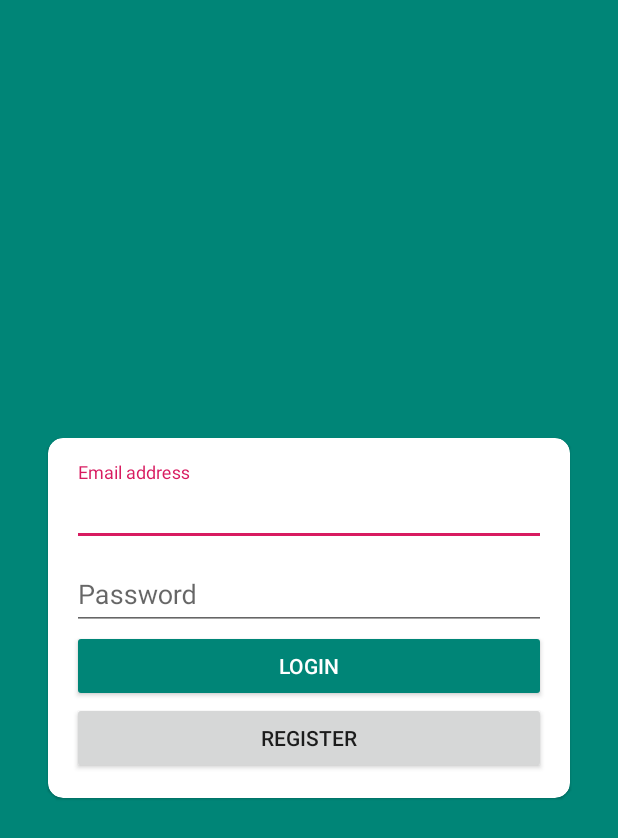
After one commit to ngabovictor/Bookin, an Android app: the LoginActivity screen opened directly, with no data from a screen before it, on a phone screen of 412 x 824 dp. The commit adds this screen. Shown: the top 838 px of the screen. Run offline under Robolectric (Android 15) with nearby library versions, the phone set to English and light mode, and no system bars; our stand-ins replace Firebase (no records; nobody signed in at launch, a user with empty details on screens opened directly).

Commit message:
Added login and register functionality

```diff
--- a/app/build.gradle
+++ b/app/build.gradle
@@ -1,4 +1,5 @@
 apply plugin: 'com.android.application'
+apply plugin: 'com.google.gms.google-services'
 
 android {
     compileSdkVersion 28
@@ -22,7 +23,12 @@ dependencies {
     implementation fileTree(dir: 'libs', include: ['*.jar'])
     implementation 'com.android.support:appcompat-v7:28.0.0'
     implementation 'com.android.support.constraint:constraint-layout:1.1.3'
+    implementation 'com.google.firebase:firebase-auth:16.0.5'
     testImplementation 'junit:junit:4.12'
     androidTestImplementation 'com.android.support.test:runner:1.0.2'
     androidTestImplementation 'com.android.support.test.espresso:espresso-core:3.0.2'
+    implementation 'com.android.support:recyclerview-v7:28.0.0'
+    implementation 'com.android.support:design:28.0.0'
+    implementation 'com.android.support:cardview-v7:28.0.0'
+    implementation 'com.android.support:support-v4:28.0.0'
 }
--- a/app/src/main/AndroidManifest.xml
+++ b/app/src/main/AndroidManifest.xml
@@ -9,6 +9,7 @@
         android:roundIcon="@mipmap/ic_launcher_round"
         android:supportsRtl="true"
         android:theme="@style/AppTheme">
+        <activity android:name=".LoginActivity"></activity>
         <activity android:name=".MainActivity">
             <intent-filter>
                 <action android:name="android.intent.action.MAIN" />
--- /dev/null
+++ b/app/src/main/java/com/example/bookin/LoginActivity.java
@@ -0,0 +1,131 @@
+package com.example.bookin;
+
+import android.content.Context;
+import android.content.Intent;
+import android.support.annotation.NonNull;
+import android.support.v7.app.AppCompatActivity;
+import android.os.Bundle;
+import android.view.View;
+import android.widget.Button;
+import android.widget.EditText;
+import android.widget.ProgressBar;
+import android.widget.Toast;
+
+import com.google.android.gms.tasks.OnCompleteListener;
+import com.google.android.gms.tasks.Task;
+import com.google.firebase.auth.AuthResult;
+import com.google.firebase.auth.FirebaseAuth;
+
+public class LoginActivity extends AppCompatActivity {
+
+    private FirebaseAuth firebaseAuth;
+    private Context context;
+
+    EditText emailView, passwordView;
+    Button loginBtn;
+    Button registerBtn;
+    ProgressBar loginProgressBar, registerProgressBar;
+
+    @Override
+    protected void onCreate(Bundle savedInstanceState) {
+        super.onCreate(savedInstanceState);
+        setContentView(R.layout.activity_login);
+        context = this;
+        firebaseAuth = FirebaseAuth.getInstance();
+
+        emailView = findViewById(R.id.email_view);
+        passwordView = findViewById(R.id.password_view);
+        loginBtn = findViewById(R.id.login_btn);
+        registerBtn = findViewById(R.id.register_btn);
+        loginProgressBar = findViewById(R.id.progress_bar_login);
+        registerProgressBar = findViewById(R.id.progress_bar_register);
+
+        loginBtn.setOnClickListener(new View.OnClickListener() {
+            @Override
+            public void onClick(View v) {
+                String email, password;
+                email = emailView.getText().toString();
+                password = passwordView.getText().toString();
+
+                if (!email.isEmpty() && !password.isEmpty()){
+                    isLoading(true, "login");
+                    login(email, password);
+                } else {
+                    Toast.makeText(context, "Email and password should not be empty.", Toast.LENGTH_SHORT).show();
+                }
+            }
+        });
+
+        registerBtn.setOnClickListener(new View.OnClickListener() {
+            @Override
+            public void onClick(View v) {
+                String email, password;
+                email = emailView.getText().toString();
+                password = passwordView.getText().toString();
+
+                if (!email.isEmpty() && !password.isEmpty()){
+                    isLoading(true, "register");
+                    register(email, password);
+                } else {
+                    Toast.makeText(context, "Email and password should not be empty.", Toast.LENGTH_SHORT).show();
+                }
+            }
+        });
+    }
+
+    private void isLoading(boolean loading, String action){
+        if (loading){
+            emailView.setEnabled(false);
+            passwordView.setEnabled(false);
+            loginBtn.setEnabled(false);
+            registerBtn.setEnabled(false);
+
+            if (action.equals("login")){
+                loginBtn.setVisibility(View.GONE);
+                loginProgressBar.setVisibility(View.VISIBLE);
+            } else if (action.equals("register")){
+                registerBtn.setVisibility(View.GONE);
+                registerProgressBar.setVisibility(View.VISIBLE);
+            }
+        } else {
+            emailView.setEnabled(true);
+            passwordView.setEnabled(true);
+            loginBtn.setEnabled(true);
+            registerBtn.setEnabled(true);
+            loginBtn.setVisibility(View.VISIBLE);
+            registerBtn.setVisibility(View.VISIBLE);
+            loginProgressBar.setVisibility(View.GONE);
+            registerProgressBar.setVisibility(View.GONE);
+        }
+    }
+
+    private void login(String email, String password){
+        firebaseAuth.signInWithEmailAndPassword(email, password).addOnCompleteListener(new OnCompleteListener<AuthResult>() {
+            @Override
+            public void onComplete(@NonNull Task<AuthResult> task) {
+                if (task.isSuccessful()){
+                    startActivity(new Intent(context, MainActivity.class));
+                    finish();
+                } else {
+                    isLoading(false, "login");
+                    Toast.makeText(context, task.toString(), Toast.LENGTH_LONG).show();
+                }
+            }
+        });
+    }
+
+    private void register(String email, String password){
+        firebaseAuth.createUserWithEmailAndPassword(email, password).addOnCompleteListener(new OnCompleteListener<AuthResult>() {
+            @Override
+            public void onComplete(@NonNull Task<AuthResult> task) {
+                if (task.isSuccessful()){
+                    startActivity(new Intent(context, MainActivity.class));
+                    finish();
+                } else {
+                    isLoading(false, "register");
+                    Toast.makeText(context, task.toString(), Toast.LENGTH_LONG).show();
+                }
+            }
+        });
+    }
+}
--- /dev/null
+++ b/app/src/main/res/layout/activity_login.xml
@@ -0,0 +1,93 @@
+<?xml version="1.0" encoding="utf-8"?>
+<android.support.v4.widget.NestedScrollView xmlns:android="http://schemas.android.com/apk/res/android"
+    xmlns:app="http://schemas.android.com/apk/res-auto"
+    xmlns:tools="http://schemas.android.com/tools"
+    android:layout_width="match_parent"
+    android:layout_height="match_parent"
+    tools:context=".LoginActivity"
+    android:background="@color/colorPrimary"
+    android:fitsSystemWindows="true"
+    android:fillViewport="true">
+
+    <RelativeLayout
+        android:layout_width="match_parent"
+        android:layout_height="match_parent">
+        <android.support.design.card.MaterialCardView
+            android:layout_width="match_parent"
+            android:layout_height="wrap_content"
+            android:background="@color/colorWhite"
+            android:layout_margin="32dp"
+            android:layout_centerInParent="true"
+            app:cardCornerRadius="10dp">
+            <LinearLayout
+                android:layout_width="match_parent"
+                android:layout_height="wrap_content"
+                android:orientation="vertical"
+                android:padding="16dp">
+                <android.support.design.widget.TextInputLayout
+                    android:layout_width="match_parent"
+                    android:layout_height="wrap_content">
+                    <EditText
+                        android:layout_width="match_parent"
+                        android:layout_height="wrap_content"
+                        android:inputType="textEmailAddress"
+                        android:maxLines="1"
+                        android:id="@+id/email_view"
+                        android:hint="Email address"/>
+                </android.support.design.widget.TextInputLayout>
+
+                <android.support.design.widget.TextInputLayout
+                    android:layout_width="match_parent"
+                    android:layout_height="wrap_content">
+                    <EditText
+                        android:layout_width="match_parent"
+                        android:layout_height="wrap_content"
+                        android:inputType="textPassword"
+                        android:maxLines="1"
+                        android:id="@+id/password_view"
+                        android:hint="Password"/>
+                </android.support.design.widget.TextInputLayout>
+
+                <RelativeLayout
+                    android:layout_width="match_parent"
+                    android:layout_height="wrap_content">
+                    <Button
+                        android:layout_width="match_parent"
+                        android:layout_height="wrap_content"
+                        android:id="@+id/login_btn"
+                        android:text="LOGIN"
+                        android:backgroundTint="@color/colorPrimary"
+                        android:textColor="@color/colorWhite"
+                        android:visibility="visible"/>
+
+                    <ProgressBar
+                        android:layout_width="wrap_content"
+                        android:layout_height="wrap_content"
+                        android:id="@+id/progress_bar_login"
+                        android:layout_centerHorizontal="true"
+                        android:visibility="gone"/>
+                </RelativeLayout>
+
+                <RelativeLayout
+                    android:layout_width="match_parent"
+                    android:layout_height="wrap_content">
+                    <Button
+                        android:layout_width="match_parent"
+                        android:layout_height="wrap_content"
+                        android:id="@+id/register_btn"
+                        android:text="REGISTER"/>
+
+                    <ProgressBar
+                        android:layout_width="wrap_content"
+                        android:layout_height="wrap_content"
+                        android:id="@+id/progress_bar_register"
+                        android:layout_centerHorizontal="true"
+                        android:visibility="gone"/>
+                </RelativeLayout>
+            </LinearLayout>
+        </android.support.design.card.MaterialCardView>
+    </RelativeLayout>
+
+
+
+</android.support.v4.widget.NestedScrollView>
--- a/app/src/main/res/values/colors.xml
+++ b/app/src/main/res/values/colors.xml
@@ -3,4 +3,5 @@
     <color name="colorPrimary">#008577</color>
     <color name="colorPrimaryDark">#00574B</color>
     <color name="colorAccent">#D81B60</color>
+    <color name="colorWhite">#FFFFFF</color>
 </resources>
--- a/app/src/main/res/values/styles.xml
+++ b/app/src/main/res/values/styles.xml
@@ -1,7 +1,7 @@
 <resources>
 
     <!-- Base application theme. -->
-    <style name="AppTheme" parent="Theme.AppCompat.Light.DarkActionBar">
+    <style name="AppTheme" parent="Theme.AppCompat.Light.NoActionBar">
         <!-- Customize your theme here. -->
         <item name="colorPrimary">@color/colorPrimary</item>
         <item name="colorPrimaryDark">@color/colorPrimaryDark</item>
--- a/build.gradle
+++ b/build.gradle
@@ -8,6 +8,7 @@ buildscript {
     }
     dependencies {
         classpath 'com.android.tools.build:gradle:3.4.0'
+        classpath 'com.google.gms:google-services:4.2.0'
 
         // NOTE: Do not place your application dependencies here; they belong
         // in the individual module build.gradle files
```
Also changed, not shown: app/src/main/res/layout/activity_main.xml (+12 -9 lines).
